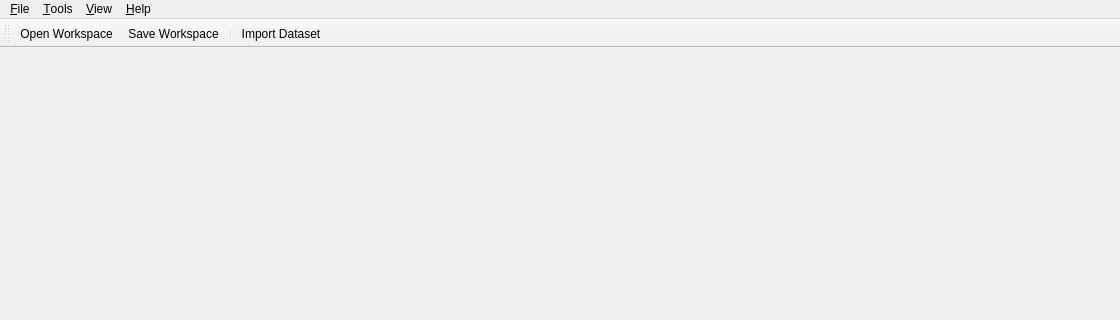
TSE-Systems/tse-analytics, file tse_analytics/views/main_window.ui: the form before one commit; both pictures show x 0 to 1120 and y 0 to 320 of the 1120 by 754 pixel window.
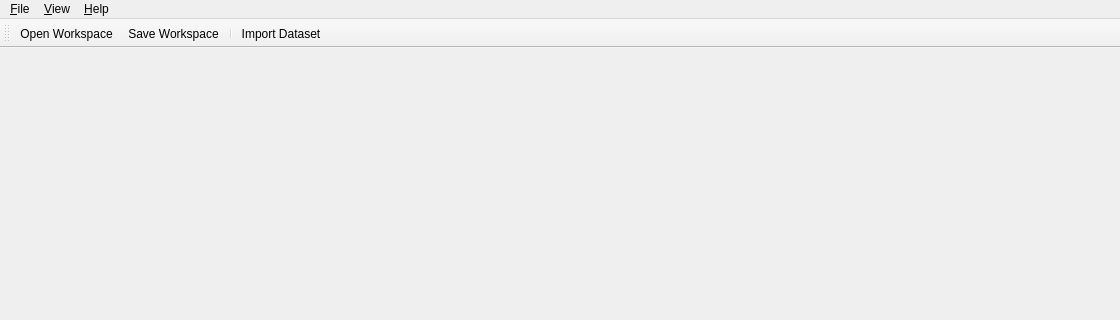
The form after the commit. Icons and pictures are not drawn.

Commit message: - New    -- Toolbar introduced in "Datasets" widget. - Change -- "Tools" menu item removed from the main menu. - Change -- Refactored "Adjust Dataset" dialog UI and workflow. - Change -- Refactored "About" widget.

What changed in the file:
```diff
--- a/tse_analytics/views/main_window.ui
+++ b/tse_analytics/views/main_window.ui
@@ -57,15 +57,7 @@
     </property>
     <addaction name="actionResetLayout"/>
    </widget>
-   <widget class="QMenu" name="menuTools">
-    <property name="title">
-     <string>&amp;Tools</string>
-    </property>
-    <addaction name="actionExcludeAnimals"/>
-    <addaction name="actionExcludeTime"/>
-   </widget>
    <addaction name="menuFile"/>
-   <addaction name="menuTools"/>
    <addaction name="menuView"/>
    <addaction name="menuHelp"/>
   </widget>
```
Left out of the diff: 22 changed lines with no effect on the pictures. The commit also changes 23 other files.
